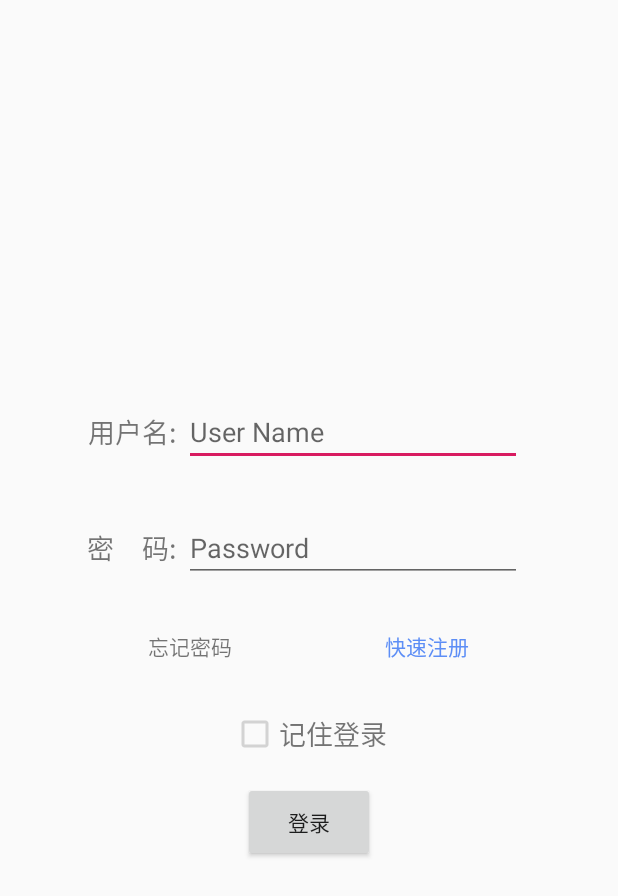
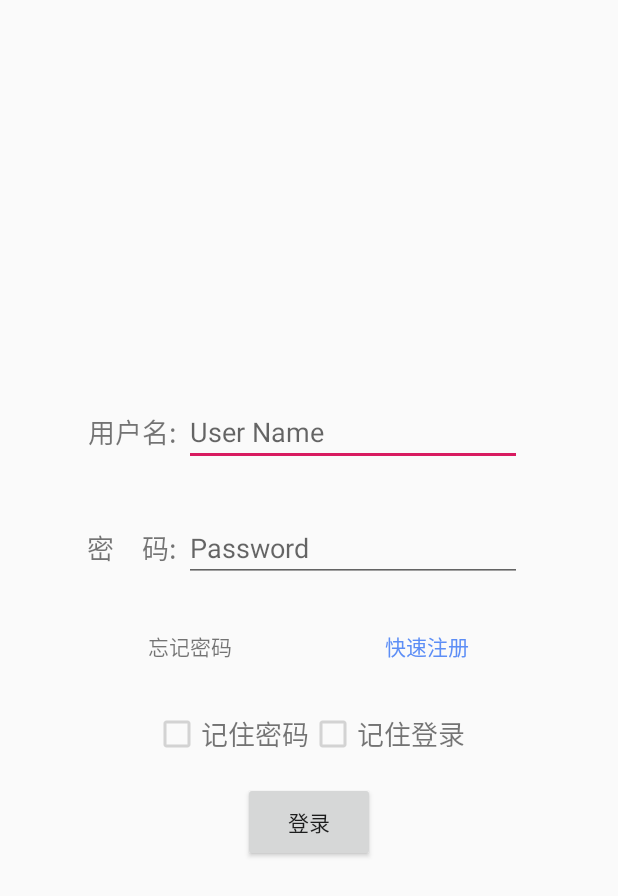
Before and after one commit to musharing-team/Musharing-Android, an Android app: the screen it shows after launch (LoginActivity), on a phone screen of 412 x 824 dp. Shown: the top 896 px of the screen. Run offline under Robolectric (Android 15) with nearby library versions, the phone set to English and light mode, and no system bars.

Commit message:
remember_password

```diff
--- a/app/src/main/AndroidManifest.xml
+++ b/app/src/main/AndroidManifest.xml
@@ -4,6 +4,8 @@
     package="com.mine.musharing">
 
     <uses-permission android:name="android.permission.INTERNET" />
+
+    <uses-permission android:name="android.permission.READ_PHONE_STATE" />
 
     <application
         android:allowBackup="true"
--- a/app/src/main/java/com/mine/musharing/activities/LoginActivity.java
+++ b/app/src/main/java/com/mine/musharing/activities/LoginActivity.java
@@ -1,5 +1,12 @@
 package com.mine.musharing.activities;
 
+import android.Manifest;
+import android.app.assist.AssistStructure;
+import android.content.Context;
+import android.content.SharedPreferences;
+import android.content.pm.PackageManager;
+import android.preference.PreferenceManager;
+import android.support.v4.app.ActivityCompat;
 import android.support.v7.app.AppCompatActivity;
 import android.os.Bundle;
 
@@ -13,8 +20,11 @@ import com.mine.musharing.utils.UserUtil;
 import android.content.Intent;
 import android.support.v7.app.AppCompatActivity;
 import android.os.Bundle;
+import android.telephony.TelephonyManager;
 import android.text.TextUtils;
 import android.view.View;
+import android.widget.Button;
+import android.widget.CheckBox;
 import android.widget.EditText;
 import android.widget.ProgressBar;
 import android.widget.Toast;
@@ -22,31 +32,69 @@ import android.widget.Toast;
 import org.json.JSONException;
 import org.json.JSONObject;
 
+import com.mine.musharing.utils.AESUtil;
+import java.util.UUID;
+
 /**
  * <h1>登录活动</h1>
  * 输入用户名、密码尝试登录，成功后转到RoomPlaylistActivity; 或 忘记密码/快速注册
  */
+
+
+
 public class LoginActivity extends AppCompatActivity {
 
     private static final String TAG = "LoginActivity";
 
     private ProgressBar progressBar;
+    private SharedPreferences pref;
+    private String szImei;
+    private EditText userNameText;
+    private EditText passwordText;
+    private CheckBox rememberPass;
+    private Button loginButton;
 
     @Override
     protected void onCreate(Bundle savedInstanceState) {
         super.onCreate(savedInstanceState);
         setContentView(R.layout.activity_login);
 
+        pref = PreferenceManager.getDefaultSharedPreferences(this);
+
+        final CheckBox rememberPass = findViewById(R.id.remember_password);
+        final Button loginButton = findViewById(R.id.login_button);
+        EditText userNameText = findViewById(R.id.login_user_name);
+        EditText passwordText = findViewById(R.id.login_password);
+
+        //引入imei加密后产生密匙
+        final TelephonyManager tm = (TelephonyManager) getBaseContext().getSystemService(Context.TELEPHONY_SERVICE);
+        final String tmDevice, tmSerial, tmPhone, androidId;
+        if (ActivityCompat.checkSelfPermission(this, Manifest.permission.READ_PHONE_STATE) != PackageManager.PERMISSION_GRANTED) {
+            // TODO: Consider calling
+            //    ActivityCompat#requestPermissions
+            // here to request the missing permissions, and then overriding
+            //   public void onRequestPermissionsResult(int requestCode, String[] permissions,
+            //                                          int[] grantResults)
+            // to handle the case where the user grants the permission. See the documentation
+            // for ActivityCompat#requestPermissions for more details.
+            //return;
+            ActivityCompat.requestPermissions(LoginActivity.this, new String[]{Manifest.permission.READ_PHONE_STATE}, 1);
+        }
+        tmDevice = "" + tm.getDeviceId();
+        tmSerial = "" + tm.getSimSerialNumber();
+        androidId = "" + android.provider.Settings.Secure.getString(getContentResolver(), android.provider.Settings.Secure.ANDROID_ID);
+        UUID deviceUuid = new UUID(androidId.hashCode(), ((long)tmDevice.hashCode() << 32) | tmSerial.hashCode());
+        String szImei = deviceUuid.toString();
+
         progressBar = findViewById(R.id.login_progress_bar);
         progressBar.setIndeterminate(true);
         progressBar.setVisibility(View.GONE);
-
+        getRemembed();
         // TODO(b02) 实现忘记密码、记住密码
     }
 
     public void loginOnClick(View view) {
-        EditText userNameText = findViewById(R.id.login_user_name);
-        EditText passwordText = findViewById(R.id.login_password);
+
 
         String userName = userNameText.getText().toString();
         String password = passwordText.getText().toString();
@@ -55,7 +103,7 @@ public class LoginActivity extends AppCompatActivity {
             Toast.makeText(this, "请输入用户名和密码", Toast.LENGTH_SHORT).show();
             return;
         }
-
+        Remember();
         String nameEncoded = UserUtil.encodeName(userName);
         String passwordEncrypted = UserUtil.encryptPassword(nameEncoded, password);
 
@@ -105,4 +153,31 @@ public class LoginActivity extends AppCompatActivity {
         startActivity(intent);
         finish();
     }
+    public void getRemembed(){
+        // 读取记住的账户
+        boolean isRemember = pref.getBoolean("remember_password", false);
+        if (isRemember) {
+            String account = pref.getString("account", "");
+            String password = pref.getString("password", "");
+
+            userNameText.setText(AESUtil.decrypt(szImei,account));
+            passwordText.setText(AESUtil.decrypt(szImei,password));
+
+            rememberPass.setChecked(true);
+            loginButton.setEnabled(true);
+        }
+    }
+    public void Remember() {
+        final SharedPreferences.Editor editor = pref.edit();
+
+        if (rememberPass.isChecked()) {
+            editor.putBoolean("remember_password", true);
+            editor.putString("account", AESUtil.encrypt(szImei,userNameText.getText().toString()));
+            editor.putString("password",AESUtil.encrypt(szImei,passwordText.getText().toString()));
+
+        } else {
+            editor.clear();
+        }
+        editor.apply();
+    }
 }
--- a/app/src/main/res/layout/activity_login.xml
+++ b/app/src/main/res/layout/activity_login.xml
@@ -100,6 +100,20 @@
 
             android:orientation="horizontal">
             <CheckBox
+                android:id="@+id/remember_password"
+                android:layout_gravity="center"
+                android:enabled="false"
+                android:layout_width="wrap_content"
+                android:layout_height="wrap_content" />
+
+            <TextView
+                android:layout_width="wrap_content"
+                android:layout_height="wrap_content"
+                android:layout_gravity="center"
+                android:gravity="center"
+                android:text="记住密码"
+                android:textSize="18sp" />
+            <CheckBox
                 android:id="@+id/login_remember"
                 android:layout_gravity="center"
                 android:enabled="false"
@@ -113,6 +127,7 @@
                 android:gravity="center"
                 android:text="记住登录"
                 android:textSize="18sp" />
+
         </LinearLayout>
         <Button
             android:id="@+id/login_button"
@@ -122,6 +137,7 @@
             android:layout_width="wrap_content"
             android:layout_height="wrap_content" />
 
+
     </LinearLayout>
 
 </android.support.constraint.ConstraintLayout>
--- a/build.gradle
+++ b/build.gradle
@@ -7,7 +7,7 @@ buildscript {
 
     }
     dependencies {
-        classpath 'com.android.tools.build:gradle:3.4.0'
+        classpath 'com.android.tools.build:gradle:3.5.0'
 
         // NOTE: Do not place your application dependencies here; they belong
         // in the individual module build.gradle files
```
Also changed, not shown: app/src/main/java/com/mine/musharing/utils/AESUtil.java (added, +138 -0 lines), gradle/wrapper/gradle-wrapper.properties, 1 other file.
